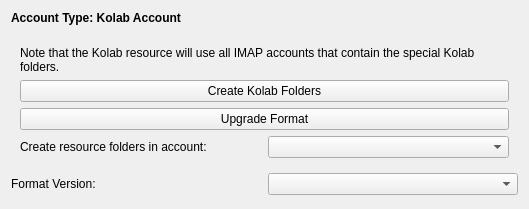
Qt form resources/kolabproxy/kolabsettings.ui (KDE/kdepim-runtime) before a commit.
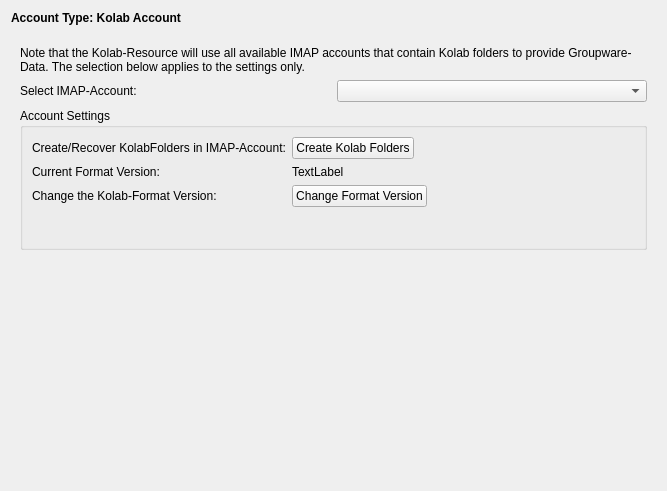
The same form after that commit. Custom widgets are drawn as their Qt base class.

Commit message: Better SetupKolab dialog, config option to enable v3 and upgrade possibility.

Patch:
```diff
--- a/resources/kolabproxy/kolabsettings.ui
+++ b/resources/kolabproxy/kolabsettings.ui
@@ -6,11 +6,14 @@
    <rect>
     <x>0</x>
     <y>0</y>
-    <width>529</width>
-    <height>209</height>
+    <width>667</width>
+    <height>491</height>
    </rect>
   </property>
   <layout class="QVBoxLayout" name="verticalLayout">
+   <property name="sizeConstraint">
+    <enum>QLayout::SetMinimumSize</enum>
+   </property>
    <item>
     <widget class="QLabel" name="label">
      <property name="font">
@@ -53,66 +56,117 @@
      <widget class="QWidget" name="page">
       <layout class="QGridLayout" name="gridLayout">
        <item row="1" column="0">
-        <widget class="QPushButton" name="createKolabFolderButton">
-         <property name="text">
-          <string>Create Kolab Folders</string>
-         </property>
-        </widget>
-       </item>
-       <item row="3" column="0">
         <layout class="QHBoxLayout" name="horizontalLayout">
          <item>
           <widget class="QLabel" name="label_2">
            <property name="text">
-            <string>Create resource folders in account:</string>
+            <string>Select IMAP-Account:</string>
+           </property>
+           <property name="wordWrap">
+            <bool>true</bool>
            </property>
           </widget>
          </item>
          <item>
-          <widget class="QComboBox" name="imapAccountComboBox"/>
+          <widget class="QComboBox" name="imapAccountComboBox">
+           <property name="toolTip">
+            <string>IMAP-Account used for Kolab-Groupware.</string>
+           </property>
+          </widget>
          </item>
         </layout>
        </item>
+       <item row="2" column="0">
+        <widget class="QGroupBox" name="groupBox">
+         <property name="sizePolicy">
+          <sizepolicy hsizetype="Preferred" vsizetype="MinimumExpanding">
+           <horstretch>0</horstretch>
+           <verstretch>0</verstretch>
+          </sizepolicy>
+         </property>
+         <property name="title">
+          <string>Account Settings</string>
+         </property>
+         <layout class="QFormLayout" name="formLayout">
+          <property name="sizeConstraint">
+           <enum>QLayout::SetMinimumSize</enum>
+          </property>
+          <property name="fieldGrowthPolicy">
+           <enum>QFormLayout::ExpandingFieldsGrow</enum>
+          </property>
+          <item row="0" column="0">
+           <widget class="QLabel" name="label_5">
+            <property name="text">
+             <string>Create/Recover KolabFolders in IMAP-Account:</string>
+            </property>
+           </widget>
+          </item>
+          <item row="0" column="1">
+           <widget class="QPushButton" name="createKolabFolderButton">
+            <property name="toolTip">
+             <string>Ensure that Kolab-Groupware-Folders are existing in IMAP-Account.</string>
+            </property>
+            <property name="text">
+             <string>Create Kolab Folders</string>
+            </property>
+           </widget>
+          </item>
+          <item row="1" column="0">
+           <widget class="QLabel" name="formatVersionLabel">
+            <property name="text">
+             <string>Current Format Version:</string>
+            </property>
+           </widget>
+          </item>
+          <item row="2" column="0">
+           <widget class="QLabel" name="upgradeLabel">
+            <property name="text">
+             <string>Change the Kolab-Format Version:</string>
+            </property>
+           </widget>
+          </item>
+          <item row="2" column="1">
+           <widget class="QPushButton" name="upgradeFormatButton">
+            <property name="toolTip">
+             <string>Convert Account to different format version.</string>
+            </property>
+            <property name="text">
+             <string>Change Format Version</string>
+            </property>
+           </widget>
+          </item>
+          <item row="1" column="1">
+           <widget class="QLabel" name="formatVersion">
+            <property name="text">
+             <string>TextLabel</string>
+            </property>
+           </widget>
+          </item>
+         </layout>
+        </widget>
+       </item>
        <item row="0" column="0">
         <widget class="QLabel" name="label_4">
          <property name="text">
-          <string>Note that the Kolab resource will use all IMAP accounts that contain the special Kolab folders.</string>
+          <string>Note that the Kolab-Resource will use all available IMAP accounts that contain Kolab folders to provide Groupware-Data. The selection below applies to the settings only.</string>
          </property>
          <property name="wordWrap">
           <bool>true</bool>
          </property>
         </widget>
        </item>
-       <item row="2" column="0">
-        <widget class="QPushButton" name="upgradeFormatButton">
-         <property name="text">
-          <string>Upgrade Format</string>
-         </property>
-        </widget>
-       </item>
       </layout>
      </widget>
     </widget>
    </item>
-   <item>
-    <layout class="QHBoxLayout" name="horizontalLayout_2">
-     <item>
-      <widget class="QLabel" name="label_5">
-       <property name="text">
-        <string>Format Version:</string>
-       </property>
-      </widget>
-     </item>
-     <item>
-      <widget class="QComboBox" name="formatVersion"/>
-     </item>
-    </layout>
-   </item>
    <item>
     <spacer name="verticalSpacer">
      <property name="orientation">
       <enum>Qt::Vertical</enum>
      </property>
+     <property name="sizeType">
+      <enum>QSizePolicy::Expanding</enum>
+     </property>
      <property name="sizeHint" stdset="0">
       <size>
        <width>20</width>
```
The commit also changes 7 other files.
